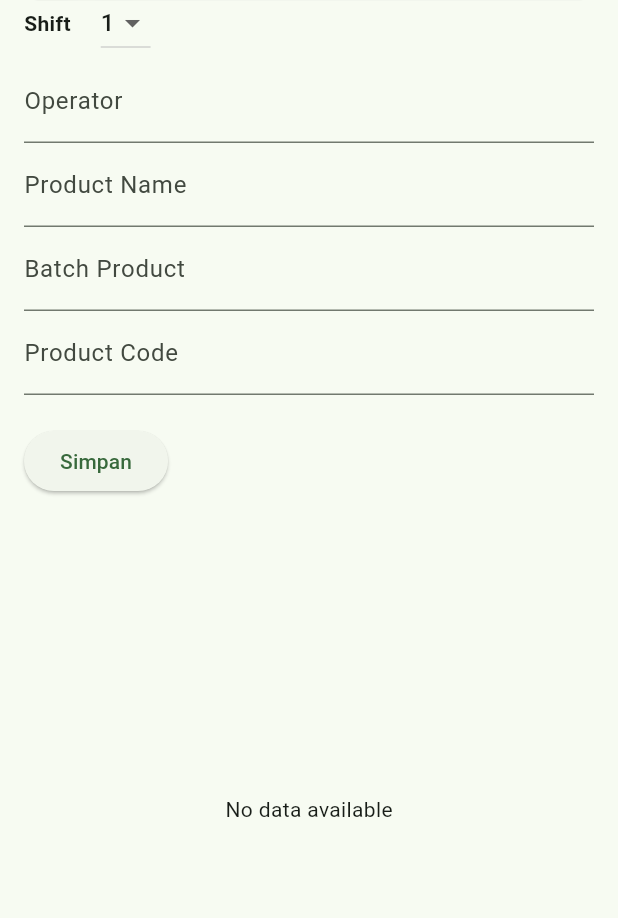
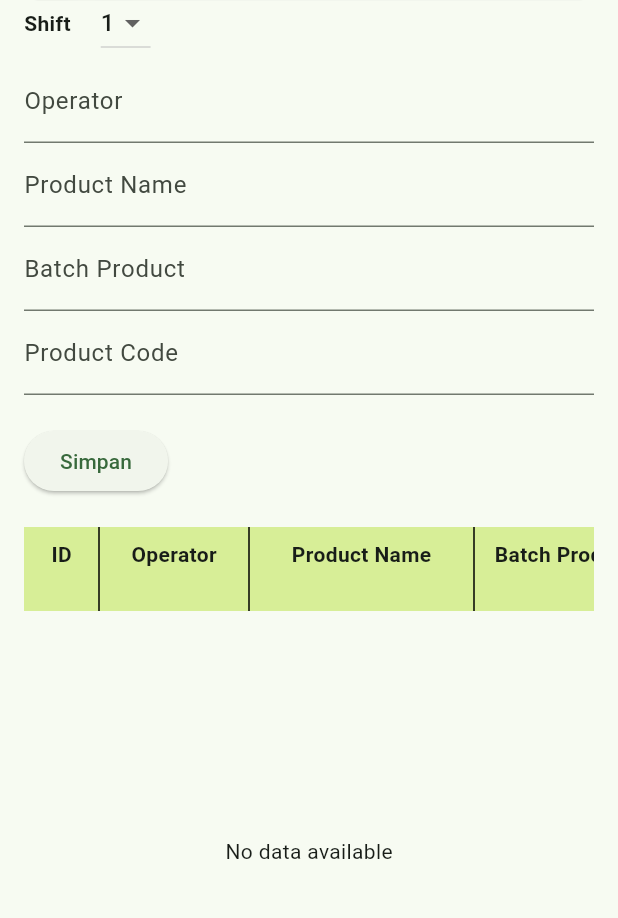
Before and after one commit to bawwaz/saraka_revised, a Flutter app: the FormPageView screen opened by its route, on a phone screen of 412 x 824 dp, the part 121-1039 px from its top. Run offline on Flutter 3.47's test engine with Material 3 defaults, Android fonts, the phone set to English and light mode, and no system bars; our stand-ins replace get, image_picker, shared_preferences; missing offline and left inert: mobile_scanner; accounts and stored records are empty; network calls fail; statements that could not run were skipped.

Commit message:
feat[FT]synced body and header table horizontally

```diff
--- a/lib/app/pages/features/form_page/form_page_view.dart
+++ b/lib/app/pages/features/form_page/form_page_view.dart
@@ -6,18 +6,32 @@
 
 class FormPageView extends StatelessWidget {
   final formController = Get.put(FormPageController());
-    final ScrollController _scrollController = ScrollController();
-    final RxBool _headerVisible = false.obs;
+  final ScrollController _verticalScrollController = ScrollController();
+  final ScrollController _horizontalScrollControllerHeader = ScrollController();
+  final ScrollController _horizontalScrollControllerBody = ScrollController();
 
-    FormPageView({Key? key}) : super(key: key) {
-      _scrollController.addListener(() {
-        // Show header if scrolled down, hide if at top
-        _headerVisible.value = _scrollController.position.pixels > 0;
-      });
-    }
+  FormPageView({Key? key}) : super(key: key);
 
   Future<void> _refreshPage() async {
     await formController.fetchData();
+  }
+
+  @override
+  void initState() {
+    // Synchronize horizontal scroll between header and body
+    _horizontalScrollControllerBody.addListener(() {
+      _horizontalScrollControllerHeader
+          .jumpTo(_horizontalScrollControllerBody.offset);
+      print(
+          'Body is scrolling horizontally, offset: ${_horizontalScrollControllerBody.offset}');
+    });
+
+    _horizontalScrollControllerHeader.addListener(() {
+      _horizontalScrollControllerBody
+          .jumpTo(_horizontalScrollControllerHeader.offset);
+      print(
+          'Header is scrolling horizontally, offset: ${_horizontalScrollControllerHeader.offset}');
+    });
   }
 
   @override
@@ -100,12 +114,15 @@
                 child: Text('Simpan'),
               ),
               SizedBox(height: 20),
-                // Header widget that appears based on scroll
-                Obx(() {
-                  return Visibility(
-                    visible: _headerVisible.value,
-                    child: Padding(
-                      padding: const EdgeInsets.only(bottom: 2.0),
+              // Sticky Header with Scrollable Body
+              Expanded(
+                child: Column(
+                  children: [
+                    // Horizontal scrollable header
+                    SingleChildScrollView(
+                      controller:
+                          formController.horizontalScrollControllerHeader,
+                      scrollDirection: Axis.horizontal,
                       child: Table(
                         columnWidths: const {
                           0: FixedColumnWidth(50.0),
@@ -148,19 +165,20 @@
                         ],
                       ),
                     ),
-                  );
-                }),
+                    // Scrollable body
                     Expanded(
-                  child: Obx(
-                    () {
+                      child: Obx(() {
                         if (formController.tableData.isEmpty) {
                           return Center(child: Text('No data available'));
                         }
 
                         return SingleChildScrollView(
-                        controller: _scrollController,
+                          controller:
+                              formController.verticalScrollControllerBody,
                           scrollDirection: Axis.vertical,
                           child: SingleChildScrollView(
+                            controller:
+                                formController.horizontalScrollControllerBody,
                             scrollDirection: Axis.horizontal,
                             child: Table(
                               columnWidths: const {
@@ -186,22 +204,6 @@
                                 ),
                               ),
                               children: [
-                              // Header row
-                              TableRow(
-                                decoration: BoxDecoration(
-                                  color: Color.fromARGB(255, 215, 238, 151),
-                                ),
-                                children: [
-                                  _buildHeaderCell('ID'),
-                                  _buildHeaderCell('Operator'),
-                                  _buildHeaderCell('Product Name'),
-                                  _buildHeaderCell('Batch Product'),
-                                  _buildHeaderCell('Product Code'),
-                                  _buildHeaderCell('Shift'),
-                                  _buildHeaderCell('Process Date'),
-                                  _buildHeaderCell('Actions'),
-                                ],
-                              ),
                                 // Data rows
                                 ...formController.tableData
                                     .map(
@@ -217,13 +219,17 @@
                                               row['product_name'].toString()),
                                           _buildDataCell(
                                               row['batch_product'].toString()),
-                                        _buildDataCell(row['product_code'] ?? ''),
-                                        _buildDataCell(row['shift'].toString()),
+                                          _buildDataCell(
+                                              row['product_code'] ?? ''),
+                                          _buildDataCell(
+                                              row['shift'].toString()),
                                           _buildDataCell(
                                             row['process_date'] != null
-                                              ? DateFormat('dd MMM yyyy').format(
+                                                ? DateFormat('dd MMM yyyy')
+                                                    .format(
                                                     DateTime.parse(
-                                                      row['process_date']))
+                                                        row['process_date']),
+                                                  )
                                                 : 'N/A',
                                           ),
                                           _buildActionCell(context, row),
@@ -235,7 +241,9 @@
                             ),
                           ),
                         );
-                    },
+                      }),
+                    ),
+                  ],
                 ),
               ),
             ],
--- a/lib/app/pages/features/form_page_detail/form_page_detail_controller.dart
+++ b/lib/app/pages/features/form_page_detail/form_page_detail_controller.dart
@@ -129,7 +129,7 @@ class FormPageDetailController extends GetxController {
         int shiftTextY = 150;
         int productNameTextY = 200;
 
-        img.drawString(resizedImage, 'Saraka,$dateTimeString',
+        img.drawString(resizedImage, 'PT Saraka Mandiri Semesta,$dateTimeString',
             font: font, x: 10, y: resizedImage.height - 50);
         img.drawString(resizedImage, 'Operator: $operatorText',
             font: font, x: textX, y: operatorTextY);
```
Also changed, not shown: lib/app/pages/features/form_page/form_page_controller.dart (+34 -7 lines). Lines whose indentation alone changed are shown as unchanged.
